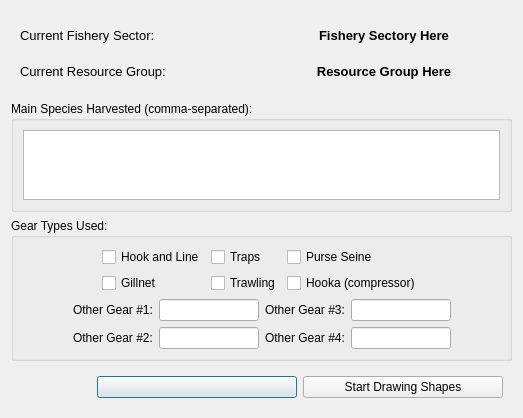
First picture: the form in oom_cobi_loreto/Interview/selectgear.ui, repository Ecotrust/openoceanmap-desktop, before the edit.
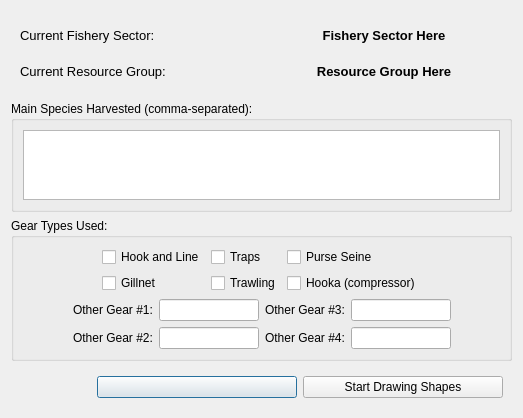
Second picture: the form after the edit.

Commit message: bunch of small updates to ui's.  still get looping for fishing sectors right.

What changed in the file:
```diff
--- a/oom_cobi_loreto/Interview/selectgear.ui
+++ b/oom_cobi_loreto/Interview/selectgear.ui
@@ -47,7 +47,7 @@
            </font>
           </property>
           <property name="text" >
-           <string>Fishery Sectory Here</string>
+           <string>Fishery Sector Here</string>
           </property>
           <property name="alignment" >
            <set>Qt::AlignCenter</set>
```
Left out of the diff: 28 changed lines with no effect on the pictures. The commit also changes 7 other files.
